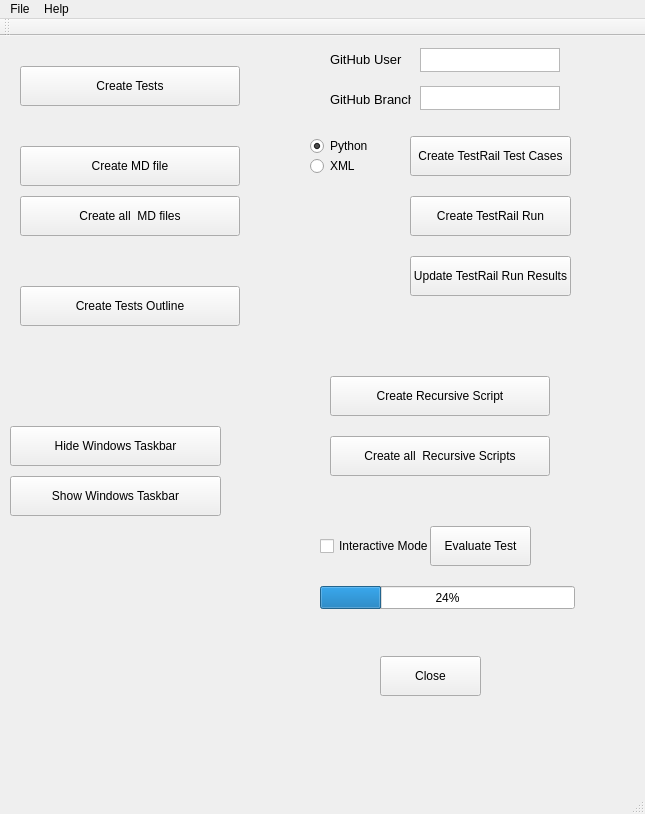
Old version of the form tools/auto-tester/src/ui/AutoTester.ui in the repository vircadia/vircadia-native-core.
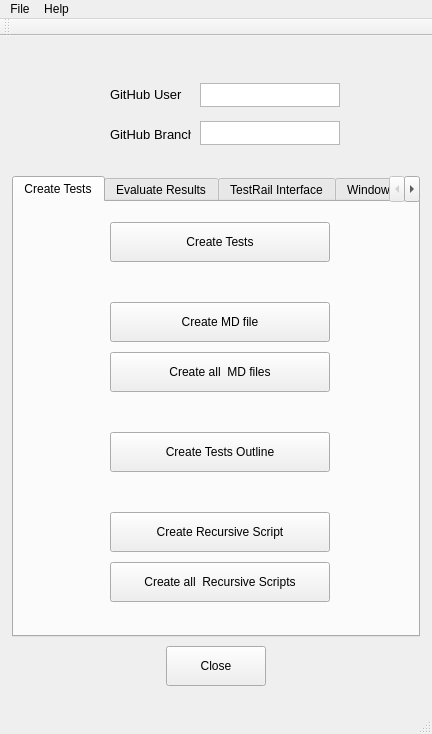
New version of the form. The open tabs and pages were chosen to show the change.

Commit message: Added tabbed interface.

Patch:
```diff
--- a/tools/auto-tester/src/ui/AutoTester.ui
+++ b/tools/auto-tester/src/ui/AutoTester.ui
@@ -6,8 +6,8 @@
    <rect>
     <x>0</x>
     <y>0</y>
-    <width>645</width>
-    <height>814</height>
+    <width>432</width>
+    <height>734</height>
    </rect>
   </property>
   <property name="windowTitle">
@@ -17,9 +17,9 @@
    <widget class="QPushButton" name="closeButton">
     <property name="geometry">
      <rect>
-      <x>380</x>
-      <y>620</y>
-      <width>101</width>
+      <x>166</x>
+      <y>610</y>
+      <width>100</width>
       <height>40</height>
      </rect>
     </property>
@@ -27,11 +27,27 @@
      <string>Close</string>
     </property>
    </widget>
+   <widget class="QTabWidget" name="tabWidget">
+    <property name="geometry">
+     <rect>
+      <x>12</x>
+      <y>140</y>
+      <width>408</width>
+      <height>461</height>
+     </rect>
+    </property>
+    <property name="currentIndex">
+     <number>3</number>
+    </property>
+    <widget class="QWidget" name="tab_1">
+     <attribute name="title">
+      <string>Create Tests</string>
+     </attribute>
    <widget class="QPushButton" name="createTestsButton">
     <property name="geometry">
      <rect>
-      <x>20</x>
-      <y>30</y>
+        <x>96</x>
+        <y>20</y>
       <width>220</width>
       <height>40</height>
      </rect>
@@ -40,24 +56,50 @@
      <string>Create Tests</string>
     </property>
    </widget>
-   <widget class="QPushButton" name="evaluateTestsButton">
+     <widget class="QPushButton" name="createMDFileButton">
     <property name="geometry">
      <rect>
-      <x>430</x>
-      <y>490</y>
-      <width>101</width>
+        <x>96</x>
+        <y>100</y>
+        <width>220</width>
       <height>40</height>
      </rect>
     </property>
     <property name="text">
-     <string>Evaluate Test</string>
+       <string>Create MD file</string>
+      </property>
+     </widget>
+     <widget class="QPushButton" name="createAllMDFilesButton">
+      <property name="geometry">
+       <rect>
+        <x>96</x>
+        <y>150</y>
+        <width>220</width>
+        <height>40</height>
+       </rect>
+      </property>
+      <property name="text">
+       <string>Create all  MD files</string>
+      </property>
+     </widget>
+     <widget class="QPushButton" name="createTestsOutlineButton">
+      <property name="geometry">
+       <rect>
+        <x>96</x>
+        <y>230</y>
+        <width>220</width>
+        <height>40</height>
+       </rect>
+      </property>
+      <property name="text">
+       <string>Create Tests Outline</string>
     </property>
    </widget>
    <widget class="QPushButton" name="createRecursiveScriptButton">
     <property name="geometry">
      <rect>
-      <x>330</x>
-      <y>340</y>
+        <x>96</x>
+        <y>310</y>
       <width>220</width>
       <height>40</height>
      </rect>
@@ -66,27 +108,29 @@
      <string>Create Recursive Script</string>
     </property>
    </widget>
-   <widget class="QCheckBox" name="checkBoxInteractiveMode">
+     <widget class="QPushButton" name="createAllRecursiveScriptsButton">
     <property name="geometry">
      <rect>
-      <x>320</x>
-      <y>500</y>
-      <width>131</width>
-      <height>20</height>
-     </rect>
-    </property>
-    <property name="toolTip">
-     <string>&lt;html&gt;&lt;head/&gt;&lt;body&gt;&lt;p&gt;If unchecked, will not show results during evaluation&lt;/p&gt;&lt;/body&gt;&lt;/html&gt;</string>
-    </property>
+        <x>96</x>
+        <y>360</y>
+        <width>220</width>
+        <height>40</height>
+       </rect>
+      </property>
     <property name="text">
-     <string>Interactive Mode</string>
-    </property>
-   </widget>
+       <string>Create all  Recursive Scripts</string>
+      </property>
+     </widget>
+    </widget>
+    <widget class="QWidget" name="tab_2">
+     <attribute name="title">
+      <string>Evaluate Results</string>
+     </attribute>
    <widget class="QProgressBar" name="progressBar">
     <property name="geometry">
      <rect>
-      <x>320</x>
-      <y>550</y>
+        <x>90</x>
+        <y>100</y>
       <width>255</width>
       <height>23</height>
      </rect>
@@ -95,145 +139,45 @@
      <number>24</number>
     </property>
    </widget>
-   <widget class="QPushButton" name="createAllRecursiveScriptsButton">
+     <widget class="QCheckBox" name="checkBoxInteractiveMode">
     <property name="geometry">
      <rect>
-      <x>330</x>
-      <y>400</y>
-      <width>220</width>
-      <height>40</height>
-     </rect>
-    </property>
-    <property name="text">
-     <string>Create all  Recursive Scripts</string>
-    </property>
-   </widget>
-   <widget class="QPushButton" name="createMDFileButton">
-    <property name="geometry">
-     <rect>
-      <x>20</x>
-      <y>110</y>
-      <width>220</width>
-      <height>40</height>
-     </rect>
-    </property>
-    <property name="text">
-     <string>Create MD file</string>
-    </property>
-   </widget>
-   <widget class="QPushButton" name="createAllMDFilesButton">
-    <property name="geometry">
-     <rect>
-      <x>20</x>
-      <y>160</y>
-      <width>220</width>
-      <height>40</height>
-     </rect>
-    </property>
-    <property name="text">
-     <string>Create all  MD files</string>
-    </property>
-   </widget>
-   <widget class="QPushButton" name="createTestsOutlineButton">
-    <property name="geometry">
-     <rect>
-      <x>20</x>
-      <y>250</y>
-      <width>220</width>
-      <height>40</height>
-     </rect>
-    </property>
-    <property name="text">
-     <string>Create Tests Outline</string>
-    </property>
-   </widget>
-   <widget class="QPushButton" name="showTaskbarButton">
-    <property name="geometry">
-     <rect>
-      <x>10</x>
-      <y>440</y>
-      <width>211</width>
-      <height>40</height>
-     </rect>
-    </property>
-    <property name="text">
-     <string>Show Windows Taskbar</string>
-    </property>
-   </widget>
-   <widget class="QPushButton" name="hideTaskbarButton">
-    <property name="geometry">
-     <rect>
-      <x>10</x>
-      <y>390</y>
-      <width>211</width>
-      <height>40</height>
-     </rect>
-    </property>
-    <property name="text">
-     <string>Hide Windows Taskbar</string>
-    </property>
-   </widget>
-   <widget class="QLabel" name="label">
-    <property name="geometry">
-     <rect>
-      <x>330</x>
-      <y>55</y>
-      <width>81</width>
-      <height>16</height>
-     </rect>
-    </property>
-    <property name="font">
-     <font>
-      <pointsize>10</pointsize>
-     </font>
-    </property>
-    <property name="text">
-     <string>GitHub Branch</string>
-    </property>
-   </widget>
-   <widget class="QLabel" name="label_2">
-    <property name="geometry">
-     <rect>
-      <x>330</x>
-      <y>15</y>
-      <width>81</width>
-      <height>16</height>
-     </rect>
-    </property>
-    <property name="font">
-     <font>
-      <pointsize>10</pointsize>
-     </font>
-    </property>
-    <property name="text">
-     <string>GitHub User</string>
-    </property>
-   </widget>
-   <widget class="QTextEdit" name="userTextEdit">
-    <property name="geometry">
-     <rect>
-      <x>420</x>
-      <y>12</y>
-      <width>140</width>
-      <height>24</height>
-     </rect>
-    </property>
-   </widget>
-   <widget class="QTextEdit" name="branchTextEdit">
-    <property name="geometry">
-     <rect>
-      <x>420</x>
+        <x>90</x>
       <y>50</y>
-      <width>140</width>
-      <height>24</height>
-     </rect>
-    </property>
-   </widget>
-   <widget class="QPushButton" name="createTestRailTestCasesButton">
+        <width>131</width>
+        <height>20</height>
+       </rect>
+      </property>
+      <property name="toolTip">
+       <string>&lt;html&gt;&lt;head/&gt;&lt;body&gt;&lt;p&gt;If unchecked, will not show results during evaluation&lt;/p&gt;&lt;/body&gt;&lt;/html&gt;</string>
+      </property>
+      <property name="text">
+       <string>Interactive Mode</string>
+      </property>
+     </widget>
+     <widget class="QPushButton" name="evaluateTestsButton">
     <property name="geometry">
      <rect>
-      <x>410</x>
-      <y>100</y>
+        <x>200</x>
+        <y>40</y>
+        <width>101</width>
+        <height>40</height>
+       </rect>
+      </property>
+      <property name="text">
+       <string>Evaluate Test</string>
+      </property>
+     </widget>
+    </widget>
+    <widget class="QWidget" name="tab_3">
+     <attribute name="title">
+      <string>TestRail Interface</string>
+     </attribute>
+     <widget class="QPushButton" name="updateTestRailRunResultsButton">
+      <property name="geometry">
+       <rect>
+        <x>180</x>
+        <y>160</y>
       <width>161</width>
       <height>40</height>
      </rect>
@@ -245,8 +189,8 @@
    <widget class="QRadioButton" name="createPythonScriptRadioButton">
     <property name="geometry">
      <rect>
-      <x>310</x>
-      <y>100</y>
+        <x>80</x>
+        <y>40</y>
       <width>95</width>
       <height>20</height>
      </rect>
@@ -258,24 +202,11 @@
      <bool>true</bool>
     </property>
    </widget>
-   <widget class="QRadioButton" name="createXMLScriptRadioButton">
-    <property name="geometry">
-     <rect>
-      <x>310</x>
-      <y>120</y>
-      <width>95</width>
-      <height>20</height>
-     </rect>
-    </property>
-    <property name="text">
-     <string>XML</string>
-    </property>
-   </widget>
    <widget class="QPushButton" name="createTestRailRunButton">
     <property name="geometry">
      <rect>
-      <x>410</x>
-      <y>160</y>
+        <x>180</x>
+        <y>100</y>
       <width>161</width>
       <height>40</height>
      </rect>
@@ -284,17 +215,119 @@
      <string>Create TestRail Run</string>
     </property>
    </widget>
-   <widget class="QPushButton" name="updateTestRailRunResultsButton">
+     <widget class="QPushButton" name="createTestRailTestCasesButton">
     <property name="geometry">
      <rect>
-      <x>410</x>
-      <y>220</y>
+        <x>180</x>
+        <y>40</y>
       <width>161</width>
       <height>40</height>
      </rect>
     </property>
     <property name="text">
-     <string>Update TestRail Run Results</string>
+       <string>Create TestRail Test Cases</string>
+      </property>
+     </widget>
+     <widget class="QRadioButton" name="createXMLScriptRadioButton">
+      <property name="geometry">
+       <rect>
+        <x>80</x>
+        <y>60</y>
+        <width>95</width>
+        <height>20</height>
+       </rect>
+      </property>
+      <property name="text">
+       <string>XML</string>
+      </property>
+     </widget>
+    </widget>
+    <widget class="QWidget" name="tab_4">
+     <attribute name="title">
+      <string>Windows Taskbar</string>
+     </attribute>
+     <widget class="QPushButton" name="hideTaskbarButton">
+      <property name="geometry">
+       <rect>
+        <x>100</x>
+        <y>100</y>
+        <width>211</width>
+        <height>40</height>
+       </rect>
+      </property>
+      <property name="text">
+       <string>Hide Windows Taskbar</string>
+      </property>
+     </widget>
+     <widget class="QPushButton" name="showTaskbarButton">
+      <property name="geometry">
+       <rect>
+        <x>100</x>
+        <y>170</y>
+        <width>211</width>
+        <height>40</height>
+       </rect>
+      </property>
+      <property name="text">
+       <string>Show Windows Taskbar</string>
+      </property>
+     </widget>
+    </widget>
+   </widget>
+   <widget class="QLabel" name="label_3">
+    <property name="geometry">
+     <rect>
+      <x>110</x>
+      <y>90</y>
+      <width>81</width>
+      <height>16</height>
+     </rect>
+    </property>
+    <property name="font">
+     <font>
+      <pointsize>10</pointsize>
+     </font>
+    </property>
+    <property name="text">
+     <string>GitHub Branch</string>
+    </property>
+   </widget>
+   <widget class="QTextEdit" name="branchTextEdit">
+    <property name="geometry">
+     <rect>
+      <x>200</x>
+      <y>85</y>
+      <width>140</width>
+      <height>24</height>
+     </rect>
+    </property>
+   </widget>
+   <widget class="QTextEdit" name="userTextEdit">
+    <property name="geometry">
+     <rect>
+      <x>200</x>
+      <y>47</y>
+      <width>140</width>
+      <height>24</height>
+     </rect>
+    </property>
+   </widget>
+   <widget class="QLabel" name="label_4">
+    <property name="geometry">
+     <rect>
+      <x>110</x>
+      <y>50</y>
+      <width>81</width>
+      <height>16</height>
+     </rect>
+    </property>
+    <property name="font">
+     <font>
+      <pointsize>10</pointsize>
+     </font>
+    </property>
+    <property name="text">
+     <string>GitHub User</string>
     </property>
    </widget>
   </widget>
@@ -303,7 +336,7 @@
     <rect>
      <x>0</x>
      <y>0</y>
-     <width>645</width>
+     <width>432</width>
      <height>21</height>
     </rect>
    </property>
```
Left out of the diff: 2 changed lines with no effect on the pictures. Lines whose indentation alone changed are shown as unchanged. The commit also changes 4 other files.
